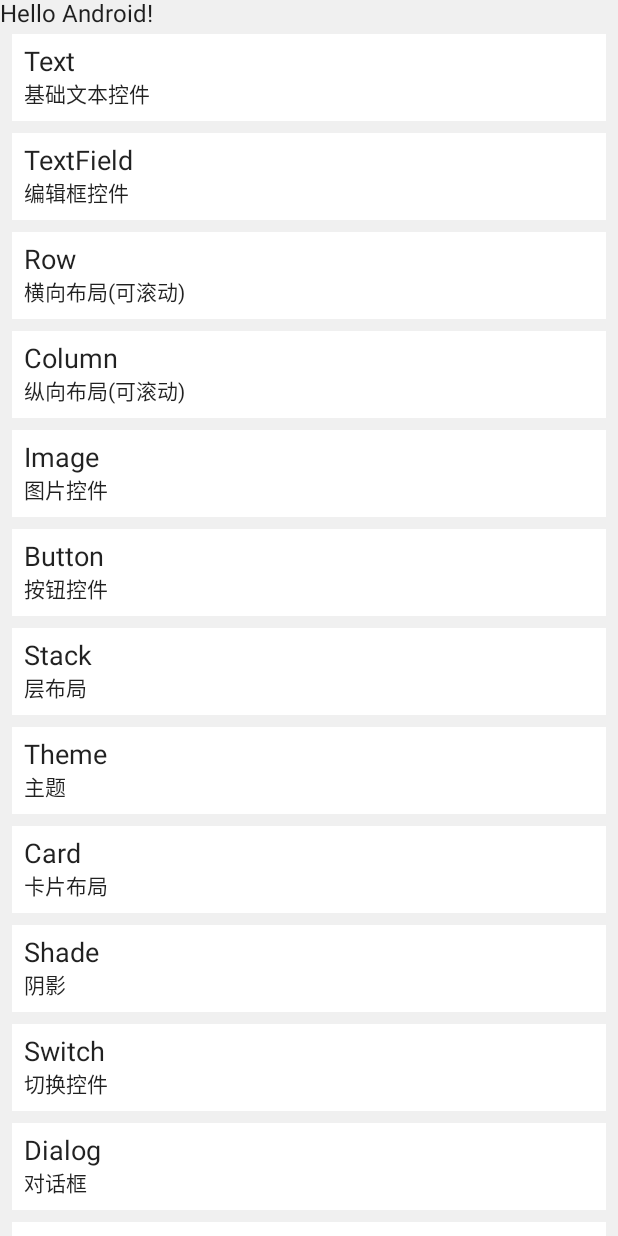
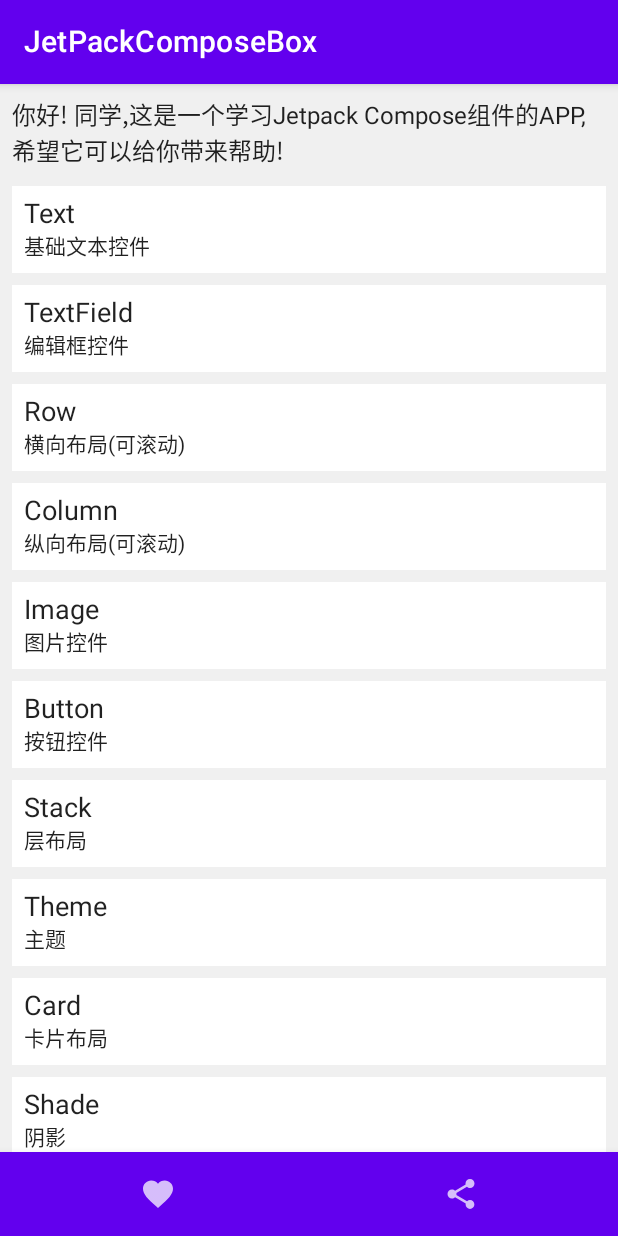
Before and after one commit to fengdeyingzi/JetpackComposeBox, an Android app built with Jetpack Compose: the screen it shows after launch (MainActivity), on a phone screen of 412 x 824 dp. Run offline under Robolectric (Android 15) with nearby library versions, the phone set to English and light mode, and no system bars.

Commit message:
添加AppBar 新增TextField

```diff
--- a/app/build.gradle
+++ b/app/build.gradle
@@ -47,12 +47,12 @@ dependencies {
 
     implementation 'androidx.core:core-ktx:1.3.2'
     implementation 'androidx.appcompat:appcompat:1.2.0'
-    implementation 'com.google.android.material:material:1.2.1'
+    implementation 'com.google.android.material:material:1.3.0'
     implementation "androidx.compose.ui:ui:$compose_version"
     implementation "androidx.compose.material:material:$compose_version"
     implementation "androidx.compose.ui:ui-tooling:$compose_version"
-    implementation 'androidx.lifecycle:lifecycle-runtime-ktx:2.3.0-alpha06'
-    implementation 'androidx.activity:activity-compose:1.3.0-alpha02'
+    implementation 'androidx.lifecycle:lifecycle-runtime-ktx:2.3.1'
+    implementation 'androidx.activity:activity-compose:1.3.0-alpha06'
     implementation "androidx.navigation:navigation-compose:1.0.0-alpha10"
     testImplementation 'junit:junit:4.+'
     androidTestImplementation 'androidx.test.ext:junit:1.1.2'
--- a/app/src/main/java/net/yzjlb/jetpackcomposebox/MainActivity.kt
+++ b/app/src/main/java/net/yzjlb/jetpackcomposebox/MainActivity.kt
@@ -11,8 +11,12 @@ import androidx.compose.foundation.layout.*
 import androidx.compose.foundation.rememberScrollState
 import androidx.compose.foundation.shape.RoundedCornerShape
 import androidx.compose.foundation.verticalScroll
-import androidx.compose.material.Card
-import androidx.compose.material.Text
+import androidx.compose.material.*
+import androidx.compose.material.icons.Icons
+import androidx.compose.material.icons.filled.ArrowBack
+import androidx.compose.material.icons.filled.Favorite
+import androidx.compose.material.icons.filled.Settings
+import androidx.compose.material.icons.filled.Share
 import androidx.compose.runtime.Composable
 import androidx.compose.runtime.MutableState
 import androidx.compose.runtime.mutableStateOf
@@ -22,6 +26,13 @@ import androidx.compose.ui.graphics.Color
 import androidx.compose.ui.tooling.preview.Preview
 import androidx.compose.ui.unit.dp
 import androidx.compose.ui.unit.sp
+import androidx.navigation.NavHostController
+import androidx.navigation.compose.NavHost
+import androidx.navigation.compose.composable
+import androidx.navigation.compose.navigate
+import androidx.navigation.compose.rememberNavController
+import net.yzjlb.jetpackcomposebox.ui.screen.TextFieldScreen
+import net.yzjlb.jetpackcomposebox.ui.screen.TextScreen
 import net.yzjlb.jetpackcomposebox.ui.theme.JetpackComposeBoxTheme
 
 class MainActivity : ComponentActivity() {
@@ -39,43 +50,160 @@ class MainActivity : ComponentActivity() {
     }
 }
 
-var name: MutableState<String> = mutableStateOf("Android")
+var name: MutableState<String> = mutableStateOf("同学")
+
+
+var navController: NavHostController? = null;
 
 @Composable
 fun Greeting() {
-    Column(modifier = Modifier.background(color = Color(0xfff0f0f0)).fillMaxWidth().fillMaxHeight().verticalScroll(rememberScrollState())) {
-        Box(Modifier.clickable {
-            name.value = "test"
-        }) {
-            Text(text = "Hello ${name.value}!")
+    navController = rememberNavController()
+    NavHost(
+        navController = navController!!,
+        startDestination = "MainScreen"
+    ) {
+        composable("MainScreen") {
+            mainScreen()
         }
-        mainListItem(text = "Text", info = "基础文本控件")
-        mainListItem(text = "TextField", info = "编辑框控件")
-        mainListItem(text = "Row", info = "横向布局(可滚动)")
-        mainListItem(text = "Column", info = "纵向布局(可滚动)")
-        mainListItem(text = "Image", info = "图片控件")
-        mainListItem(text = "Button", info = "按钮控件")
-        mainListItem(text = "Stack", info = "层布局")
-        mainListItem(text = "Theme", info = "主题")
-        mainListItem(text = "Card", info = "卡片布局")
-        mainListItem(text = "Shade", info = "阴影")
-        mainListItem(text = "Switch", info = "切换控件")
-        mainListItem(text = "Dialog", info = "对话框")
-        mainListItem(text = "AppBar", info = "应用标题")
+        composable("TextScreen") {
+            TextScreen()
+        }
+        composable("TextFieldScreen") {
+            TextFieldScreen()
+        }
+    }
 
-
-    }
 
 }
 
 @Composable
-fun mainListItem(text: String, info: String) {
-    Box(Modifier.padding(top = 4.dp,start = 8.dp,end = 8.dp,bottom = 4.dp)) {
+fun TopAppBarDemo() {
+    TopAppBar(
+        title = { Text("JetPackComposeBox") },
+//        navigationIcon = {
+//            IconButton(onClick = { }) {
+//                Icon(Icons.Filled.ArrowBack, null)
+//            }
+//        },
+        actions = {
+//            IconButton(onClick = { }) {
+//                Icon(Icons.Filled.Share, null)
+//            }
+//            IconButton(onClick = { }) {
+//                Icon(Icons.Filled.Settings, null)
+//            }
+        }
+    )
+}
 
-            Column(modifier = Modifier.background(color = Color.White).padding(8.dp).fillMaxWidth()) {
-                Text(text, fontSize = 18.sp)
-                Text(info, fontSize = 14.sp)
+@Composable
+fun BottomAppBarDemo() {
+    BottomAppBar {
+//        Text(text = "底部标题栏")
+
+//        Spacer(Modifier.weight(1f, true))
+
+        IconButton(modifier = Modifier.weight(1f,true),onClick = { }) {
+            Icon(Icons.Filled.Favorite, null)
+        }
+//        Spacer(modifier = Modifier.weight(1f,true))
+        IconButton(modifier = Modifier.weight(1f,true),
+            onClick = { }) {
+            Icon(Icons.Filled.Share, null)
+        }
+    }
+}
+
+
+@Composable
+fun mainScreen() {
+    Scaffold(topBar = {TopAppBarDemo()},bottomBar = { BottomAppBarDemo()}) {
+
+            Column(
+                modifier = Modifier
+                    .background(color = Color(0xfff0f0f0))
+                    .fillMaxWidth()
+                    .fillMaxHeight()
+                    .verticalScroll(rememberScrollState())
+            ) {
+
+                Box(
+                    Modifier
+                        .clickable {
+                            name.value = "风的影子"
+                        }
+                        .padding(8.dp)) {
+                    Text(text = "你好! ${name.value},这是一个学习Jetpack Compose组件的APP,希望它可以给你带来帮助!")
+                }
+                mainListItem(text = "Text", info = "基础文本控件", onClick = {
+                    navController!!.navigate("TextScreen")
+                })
+                mainListItem(text = "TextField", info = "编辑框控件", onClick = {
+                    navController!!.navigate("TextFieldScreen")
+                })
+                mainListItem(text = "Row", info = "横向布局(可滚动)", onClick = {
+
+                })
+                mainListItem(text = "Column", info = "纵向布局(可滚动)", onClick = {
+
+                })
+                mainListItem(text = "Image", info = "图片控件", onClick = {
+
+                })
+                mainListItem(text = "Button", info = "按钮控件", onClick = {
+
+                })
+                mainListItem(text = "Stack", info = "层布局", onClick = {
+
+                })
+                mainListItem(text = "Theme", info = "主题", onClick = {
+
+                })
+                mainListItem(text = "Card", info = "卡片布局", onClick = {
+
+                })
+                mainListItem(text = "Shade", info = "阴影", onClick = {
+
+                })
+                mainListItem(text = "Switch", info = "切换控件", onClick = {
+
+                })
+                mainListItem(text = "Dialog", info = "对话框", onClick = {
+
+                })
+                mainListItem(text = "AppBar", info = "应用标题", onClick = {
+
+                })
+                Box(modifier = Modifier.height(100.dp)) {
+
+                }
+
+
             }
+
+    }
+
+
+
+}
+
+@Composable
+fun mainListItem(text: String, info: String, onClick: () -> Unit) {
+    Box(
+        Modifier
+            .padding(top = 4.dp, start = 8.dp, end = 8.dp, bottom = 4.dp)
+            .clickable(onClick = onClick)
+    ) {
+
+        Column(
+            modifier = Modifier
+                .background(color = Color.White)
+                .padding(8.dp)
+                .fillMaxWidth()
+        ) {
+            Text(text, fontSize = 18.sp)
+            Text(info, fontSize = 14.sp)
+        }
 
     }
 
--- a/build.gradle
+++ b/build.gradle
@@ -1,7 +1,7 @@
 // Top-level build file where you can add configuration options common to all sub-projects/modules.
 buildscript {
     ext {
-        compose_version = '1.0.0-beta01'
+        compose_version = '1.0.0-beta05'
     }
     repositories {
         google()
@@ -9,7 +9,7 @@ buildscript {
     }
     dependencies {
         classpath "com.android.tools.build:gradle:7.0.0-alpha15"
-        classpath "org.jetbrains.kotlin:kotlin-gradle-plugin:1.4.30"
+        classpath "org.jetbrains.kotlin:kotlin-gradle-plugin:1.4.32"
 
         // NOTE: Do not place your application dependencies here; they belong
         // in the individual module build.gradle files
```
Also changed, not shown: app/src/main/java/net/yzjlb/jetpackcomposebox/ui/screen/TextFieldScreen.kt (added, +141 -0 lines), app/src/main/java/net/yzjlb/jetpackcomposebox/ui/screen/TextScreen.kt (added, +142 -0 lines), app/src/main/java/net/yzjlb/jetpackcomposebox/ui/screen/ViewScreen.kt (added, +49 -0 lines).
